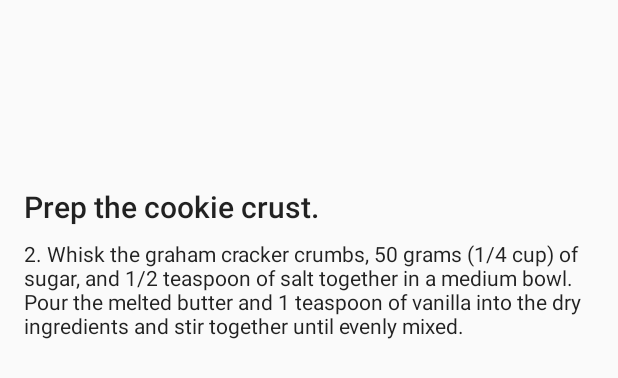
After one commit to aboyce/android-udacity-baking, an Android app: the layout fragment_step.xml on its own in the app's theme, with its tools: preview values and no code run, on a phone screen of 412 x 824 dp. The commit adds this screen. Shown: the top 378 px of the screen. Run offline under Robolectric (Android 15) with nearby library versions, the phone set to English and light mode, and no system bars.

Commit message:
Added fragment to display a step (requires video) added logic for displaying one fragement or two depending on view, fragments will update via the activity.

```diff
--- a/android/app/src/main/java/uk/ab/baking/database/dao/StepDao.java
+++ b/android/app/src/main/java/uk/ab/baking/database/dao/StepDao.java
@@ -30,6 +30,9 @@ public abstract class StepDao {
     @Query("SELECT * FROM step WHERE recipe_id =:recipeId")
     public abstract LiveData<List<Step>> getSteps(int recipeId);
 
+    @Query("SELECT * FROM step WHERE id =:stepId")
+    public abstract LiveData<Step> getStep(int stepId);
+
     @Query("SELECT * FROM step WHERE recipe_id =:recipeId")
     public abstract List<Step> getSynchronousSteps(int recipeId);
 }
--- a/android/app/src/main/java/uk/ab/baking/repositories/RecipeRepository.java
+++ b/android/app/src/main/java/uk/ab/baking/repositories/RecipeRepository.java
@@ -10,6 +10,7 @@ import retrofit2.Callback;
 import retrofit2.Response;
 import timber.log.Timber;
 import uk.ab.baking.entities.Recipe;
+import uk.ab.baking.entities.Step;
 import uk.ab.baking.helpers.api.RecipeApiEndpoint;
 import uk.ab.baking.helpers.api.RecipeApiHelper;
 
@@ -24,4 +25,8 @@ public class RecipeRepository extends BaseRepository {
     public LiveData<List<Recipe>> getAllRecipes() {
         return allRecipes;
     }
+
+    public LiveData<Step> getStep(int stepId) {
+        return stepDao.getStep(stepId);
+    }
 }
--- /dev/null
+++ b/android/app/src/main/res/layout/fragment_step.xml
@@ -0,0 +1,66 @@
+<?xml version="1.0" encoding="utf-8"?>
+<androidx.constraintlayout.widget.ConstraintLayout
+    xmlns:android="http://schemas.android.com/apk/res/android"
+    xmlns:app="http://schemas.android.com/apk/res-auto"
+    xmlns:tools="http://schemas.android.com/tools"
+    android:id="@+id/fragment_step_cl_root"
+    android:layout_width="match_parent"
+    android:layout_height="match_parent"
+    tools:context=".fragments.StepFragment">
+
+    <androidx.constraintlayout.widget.ConstraintLayout
+        android:id="@+id/fragment_step_cl_video"
+        android:layout_width="match_parent"
+        android:layout_height="100dp"
+        android:layout_marginStart="8dp"
+        android:layout_marginTop="8dp"
+        android:layout_marginEnd="8dp"
+        app:layout_constraintEnd_toEndOf="parent"
+        app:layout_constraintStart_toStartOf="parent"
+        app:layout_constraintTop_toTopOf="parent">
+
+    </androidx.constraintlayout.widget.ConstraintLayout>
+
+    <androidx.constraintlayout.widget.ConstraintLayout
+        android:id="@+id/fragment_step_cl_instructions"
+        android:layout_width="match_parent"
+        android:layout_height="0dp"
+        android:layout_marginStart="8dp"
+        android:layout_marginTop="8dp"
+        android:layout_marginEnd="8dp"
+        android:layout_marginBottom="8dp"
+        app:layout_constraintBottom_toBottomOf="parent"
+        app:layout_constraintEnd_toEndOf="parent"
+        app:layout_constraintStart_toStartOf="parent"
+        app:layout_constraintTop_toBottomOf="@+id/fragment_step_cl_video">
+
+        <TextView
+            android:id="@+id/fragment_step_instructions_tv_short_description"
+            android:layout_width="match_parent"
+            android:layout_height="wrap_content"
+            android:layout_marginStart="8dp"
+            android:layout_marginTop="8dp"
+            android:layout_marginEnd="8dp"
+            app:layout_constraintEnd_toEndOf="parent"
+            app:layout_constraintStart_toStartOf="parent"
+            app:layout_constraintTop_toTopOf="parent"
+            android:textAppearance="@style/TextAppearance.AppCompat.Title"
+            tools:text="Prep the cookie crust." />
+
+        <TextView
+            android:id="@+id/fragment_step_instructions_tv_description"
+            android:layout_width="match_parent"
+            android:layout_height="wrap_content"
+            android:layout_marginStart="8dp"
+            android:layout_marginTop="8dp"
+            android:layout_marginEnd="8dp"
+            app:layout_constraintEnd_toEndOf="parent"
+            app:layout_constraintStart_toStartOf="parent"
+            app:layout_constraintTop_toBottomOf="@+id/fragment_step_instructions_tv_short_description"
+            android:textAppearance="@style/TextAppearance.AppCompat.Body1"
+            tools:text="2. Whisk the graham cracker crumbs, 50 grams (1/4 cup) of sugar, and 1/2 teaspoon of salt together in a medium bowl. Pour the melted butter and 1 teaspoon of vanilla into the dry ingredients and stir together until evenly mixed." />
+
+
+    </androidx.constraintlayout.widget.ConstraintLayout>
+
+</androidx.constraintlayout.widget.ConstraintLayout>
--- a/android/app/src/main/res/values/strings.xml
+++ b/android/app/src/main/res/values/strings.xml
@@ -10,4 +10,7 @@
     <string name="fragment_recipe_tv_ingredients_label">Ingredients</string>
     <string name="fragment_recipe_tv_steps_label">Steps</string>
 
+    <!-- TODO: Remove or change this placeholder text -->
+    <string name="hello_blank_fragment">Hello blank fragment</string>
+
 </resources>
```
Also changed, not shown: android/app/src/main/java/uk/ab/baking/activities/RecipeActivity.java (+27 -1 lines), android/app/src/main/java/uk/ab/baking/adapters/StepAdapter.java (+28 -3 lines), android/app/src/main/java/uk/ab/baking/fragments/RecipeFragment.java (+43 -7 lines), android/app/src/main/java/uk/ab/baking/fragments/StepFragment.java (added, +63 -0 lines), android/app/src/main/java/uk/ab/baking/viewmodels/RecipeViewModel.java (+15 -0 lines), android/app/src/main/res/layout-sw600dp-land/activity_recipe.xml (added, +20 -0 lines).
